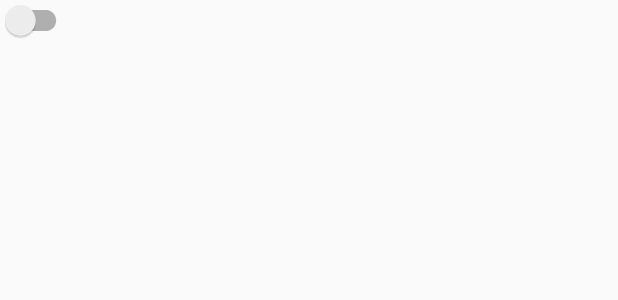
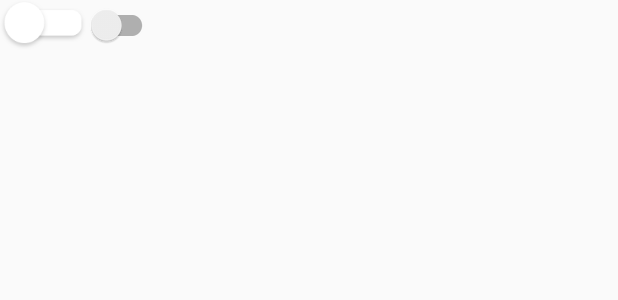
Before and after one commit to DanyaProgrammer666/Callv2, an Android app: the layout actionbar_toggle2.xml on its own in the app's theme, with its tools: preview values and no code run, on a phone screen of 412 x 824 dp. Shown: the top 300 px of the screen. Run offline under Robolectric (Android 15) with nearby library versions, the phone set to English and light mode, and no system bars.

Commit message:
togglebuggle

```diff
--- a/CallRecorder/CallRecorder-master/app/src/main/res/drawable/toggle_switch.xml
+++ b/CallRecorder/CallRecorder-master/app/src/main/res/drawable/toggle_switch.xml
@@ -1,5 +1,5 @@
 <?xml version="1.0" encoding="utf-8"?>
 <selector xmlns:android="http://schemas.android.com/apk/res/android">
-    <item android:drawable="@drawable/switch_on" android:paddingLeft="5dp" android:state_checked="true"/>
-    <item android:drawable="@drawable/switch_off" android:state_checked="false"/>
+    <item android:drawable="@drawable/toggle_on" android:state_checked="true"/>
+    <item android:drawable="@drawable/toggle_off" android:state_checked="false"/>
 </selector>
--- a/CallRecorder/CallRecorder-master/app/src/main/res/layout/actionbar_toggle.xml
+++ b/CallRecorder/CallRecorder-master/app/src/main/res/layout/actionbar_toggle.xml
@@ -3,7 +3,8 @@
     android:id="@+id/actionbar_toggle"
     android:layout_width="wrap_content"
     android:layout_height="wrap_content"
-    android:background="@drawable/toggle_switch"
+    android:button="@drawable/toggle_switch"
+    android:background="@null"
     android:textOff="@string/toggle_off"
     android:textOn="@string/toggle_on"
     android:minHeight="0dp"
--- a/CallRecorder/CallRecorder-master/app/src/main/res/layout/actionbar_toggle2.xml
+++ b/CallRecorder/CallRecorder-master/app/src/main/res/layout/actionbar_toggle2.xml
@@ -4,6 +4,9 @@
     android:id="@+id/switch1"
     android:layout_width="wrap_content"
     android:layout_height="wrap_content"
+    android:button="@drawable/toggle_switch"
+
+    android:background="@null"
     android:textOff="@string/toggle_off"
     android:textOn="@string/toggle_on"
     android:thumbTextPadding="25dp"
@@ -11,5 +14,4 @@
     android:gravity="center"
     android:switchPadding="5dp"
     app:switchPadding="5dp"
-    app:thumbTextPadding="5dp"
-    app:theme="@style/SwitchStyle" />
+    app:thumbTextPadding="5dp" />
```
